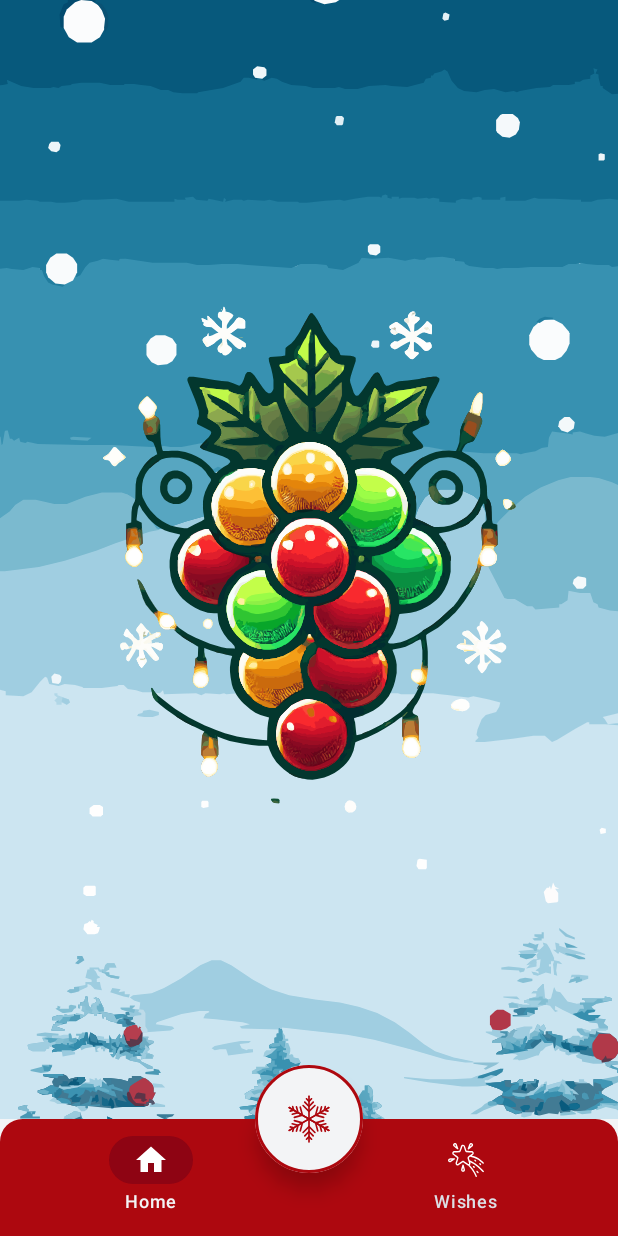
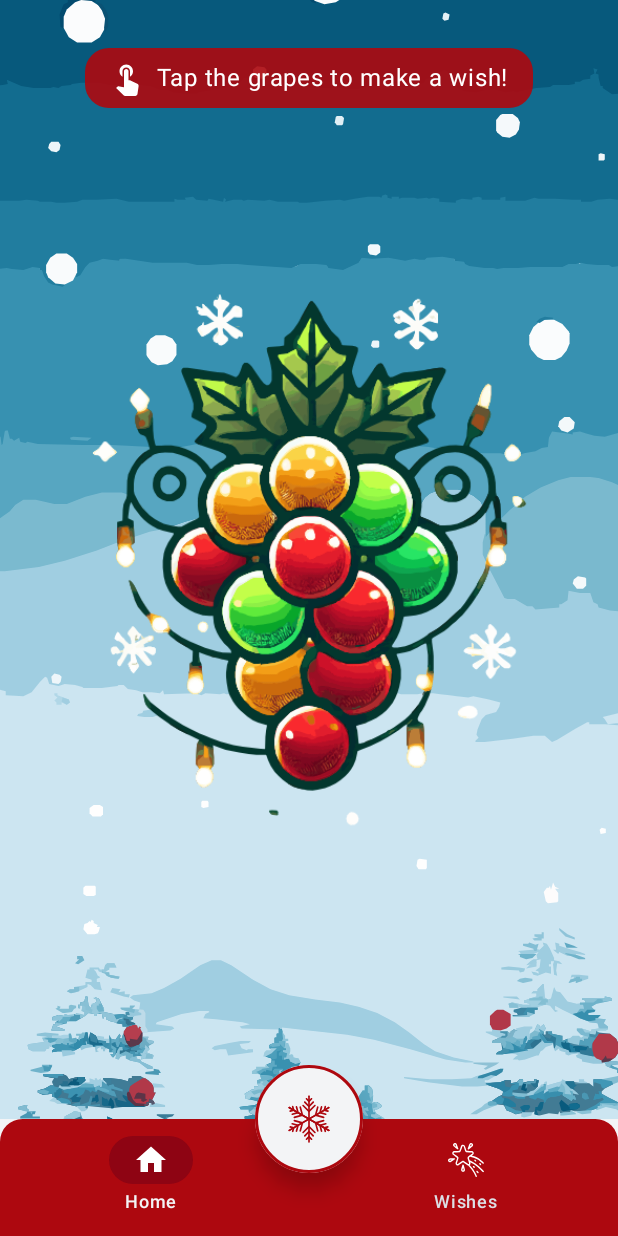
Before and after one commit to CagriOrcan/ChristmasGrapes, an Android app built with Jetpack Compose: the screen it shows after launch (MainActivity), on a phone screen of 412 x 824 dp. Run offline under Robolectric (Android 15) with nearby library versions, the phone set to English and light mode, and no system bars; our stand-ins replace Compose Multiplatform resources; 2 statements that could not run were skipped.

Commit message:
grape animation added

```diff
--- a/composeApp/src/commonMain/kotlin/org/lamysia/christmasgrapes/ui/screens/HomeScreen.kt
+++ b/composeApp/src/commonMain/kotlin/org/lamysia/christmasgrapes/ui/screens/HomeScreen.kt
@@ -1,18 +1,38 @@
 package org.lamysia.christmasgrapes.ui.screens
 
+import androidx.compose.animation.AnimatedVisibility
 import androidx.compose.animation.core.RepeatMode
 import androidx.compose.animation.core.animateFloat
+import androidx.compose.animation.core.animateFloatAsState
 import androidx.compose.animation.core.infiniteRepeatable
 import androidx.compose.animation.core.rememberInfiniteTransition
 import androidx.compose.animation.core.tween
+import androidx.compose.animation.fadeIn
+import androidx.compose.animation.fadeOut
+import androidx.compose.animation.slideInVertically
+import androidx.compose.animation.slideOutVertically
 import androidx.compose.foundation.Image
+import androidx.compose.foundation.background
 import androidx.compose.foundation.clickable
 import androidx.compose.foundation.interaction.MutableInteractionSource
 import androidx.compose.foundation.layout.Box
+import androidx.compose.foundation.layout.Row
+import androidx.compose.foundation.layout.Spacer
 import androidx.compose.foundation.layout.aspectRatio
 import androidx.compose.foundation.layout.fillMaxSize
 import androidx.compose.foundation.layout.fillMaxWidth
 import androidx.compose.foundation.layout.padding
+import androidx.compose.foundation.layout.size
+import androidx.compose.foundation.layout.width
+import androidx.compose.foundation.shape.RoundedCornerShape
+import androidx.compose.material.icons.Icons
+import androidx.compose.material.icons.filled.TouchApp
+import androidx.compose.material3.Card
+import androidx.compose.material3.CardDefaults
+import androidx.compose.material3.ExperimentalMaterial3Api
+import androidx.compose.material3.Icon
+import androidx.compose.material3.MaterialTheme
+import androidx.compose.material3.Text
 import androidx.compose.runtime.Composable
 import androidx.compose.runtime.LaunchedEffect
 import androidx.compose.runtime.getValue
@@ -21,6 +41,9 @@ import androidx.compose.runtime.remember
 import androidx.compose.runtime.setValue
 import androidx.compose.ui.Alignment
 import androidx.compose.ui.Modifier
+import androidx.compose.ui.draw.clip
+import androidx.compose.ui.draw.scale
+import androidx.compose.ui.graphics.Color
 import androidx.compose.ui.graphics.graphicsLayer
 import androidx.compose.ui.layout.ContentScale
 import androidx.compose.ui.unit.dp
@@ -31,10 +54,16 @@ import kotlinx.coroutines.delay
 import org.jetbrains.compose.resources.painterResource
 import org.jetbrains.compose.ui.tooling.preview.Preview
 import org.lamysia.christmasgrapes.model.Wish
+import org.lamysia.christmasgrapes.ui.theme.AppColors
 import org.lamysia.christmasgrapes.ui.theme.AppTheme
 import org.lamysia.christmasgrapes.ui.viewmodel.MakeWishViewModel
 
+private val monthNames = listOf(
+    "January", "February", "March", "April", "May", "June",
+    "July", "August", "September", "October", "November", "December"
+)
 
+@OptIn(ExperimentalMaterial3Api::class)
 @Composable
 fun HomeScreen(
     wishes: List<Wish>,
@@ -43,8 +72,13 @@ fun HomeScreen(
     onGenerateWish: (String, Boolean) -> Unit = { _, _ -> }
 ) {
     var isShaking by remember { mutableStateOf(false) }
+    var showMonthDialog by remember { mutableStateOf(false) }
+    var selectedMonthIndex by remember { mutableStateOf(0) }
+    var generatedWishText by remember { mutableStateOf<String?>(null) }
+    var showTapHint by remember { mutableStateOf(true) }
+
+    // Animation states
     val shakeController = rememberInfiniteTransition()
-
     val shake by shakeController.animateFloat(
         initialValue = 0f,
         targetValue = 1f,
@@ -52,6 +86,23 @@ fun HomeScreen(
             animation = tween(100),
             repeatMode = RepeatMode.Reverse
         )
+    )
+
+    // Pulse animation for the grapes
+    val pulseAnim = rememberInfiniteTransition()
+    val scale by pulseAnim.animateFloat(
+        initialValue = 1f,
+        targetValue = 1.05f,
+        animationSpec = infiniteRepeatable(
+            animation = tween(1000),
+            repeatMode = RepeatMode.Reverse
+        )
+    )
+
+    // Fade animation for the hint text
+    val hintAlpha by animateFloatAsState(
+        targetValue = if (showTapHint) 1f else 0f,
+        animationSpec = tween(500)
     )
 
     LaunchedEffect(isShaking) {
@@ -69,6 +120,7 @@ fun HomeScreen(
     Box(
         modifier = Modifier.fillMaxSize()
     ) {
+        // Background
         Image(
             painter = painterResource(Res.drawable.snowy),
             contentDescription = "Snowy Background",
@@ -76,27 +128,94 @@ fun HomeScreen(
             contentScale = ContentScale.Crop
         )
 
-        // Grapes Image with Shake Effect
-        Image(
-            painter = painterResource(Res.drawable.grapes),
-            contentDescription = "Grapes",
+        // Tap hint text
+        AnimatedVisibility(
+            visible = showTapHint,
+            enter = fadeIn() + slideInVertically { it },
+            exit = fadeOut() + slideOutVertically { it },
+            modifier = Modifier
+                .align(Alignment.TopCenter)
+                .padding(top = 32.dp)
+        ) {
+            Card(
+                colors = CardDefaults.cardColors(
+                    containerColor = AppColors.Primary.copy(alpha = 0.9f)
+                ),
+                shape = RoundedCornerShape(16.dp)
+            ) {
+                Row(
+                    modifier = Modifier.padding(horizontal = 16.dp, vertical = 8.dp),
+                    verticalAlignment = Alignment.CenterVertically
+                ) {
+                    Icon(
+                        imageVector = Icons.Default.TouchApp,
+                        contentDescription = null,
+                        tint = Color.White,
+                        modifier = Modifier.size(24.dp)
+                    )
+                    Spacer(modifier = Modifier.width(8.dp))
+                    Text(
+                        text = "Tap the grapes to make a wish!",
+                        color = Color.White,
+                        style = MaterialTheme.typography.bodyLarge
+                    )
+                }
+            }
+        }
+
+        // Grapes with animations
+        Box(
             modifier = Modifier
                 .align(Alignment.Center)
                 .fillMaxWidth(0.9f)
                 .aspectRatio(1f)
+        ) {
+            Image(
+                painter = painterResource(Res.drawable.grapes),
+                contentDescription = "Tap to make a wish",
+                modifier = Modifier
+                    .fillMaxSize()
                     .padding(16.dp)
+                    .scale(scale)
                     .clickable(
                         indication = null,
                         interactionSource = remember { MutableInteractionSource() }
                     ) {
                         isShaking = true
+                        showTapHint = false
                     }
                     .graphicsLayer {
                         if (isShaking) {
-                        rotationZ = shake * 5f // Adjust shake intensity
+                            rotationZ = shake * 5f
                             translationX = shake * 5f
                         }
                     }
+            )
+        }
+    }
+}
+
+@Composable
+private fun MonthChip(
+    month: String,
+    isSelected: Boolean,
+    onClick: () -> Unit
+) {
+    Box(
+        modifier = Modifier
+            .clip(RoundedCornerShape(16.dp))
+            .background(
+                if (isSelected) AppColors.Primary
+                else AppColors.Primary.copy(alpha = 0.1f)
+            )
+            .clickable(onClick = onClick)
+            .padding(horizontal = 12.dp, vertical = 6.dp),
+        contentAlignment = Alignment.Center
+    ) {
+        Text(
+            text = month.take(3),
+            style = MaterialTheme.typography.bodyMedium,
+            color = if (isSelected) Color.White else AppColors.Primary
         )
     }
 }
```
Lines whose indentation alone changed are shown as unchanged.
